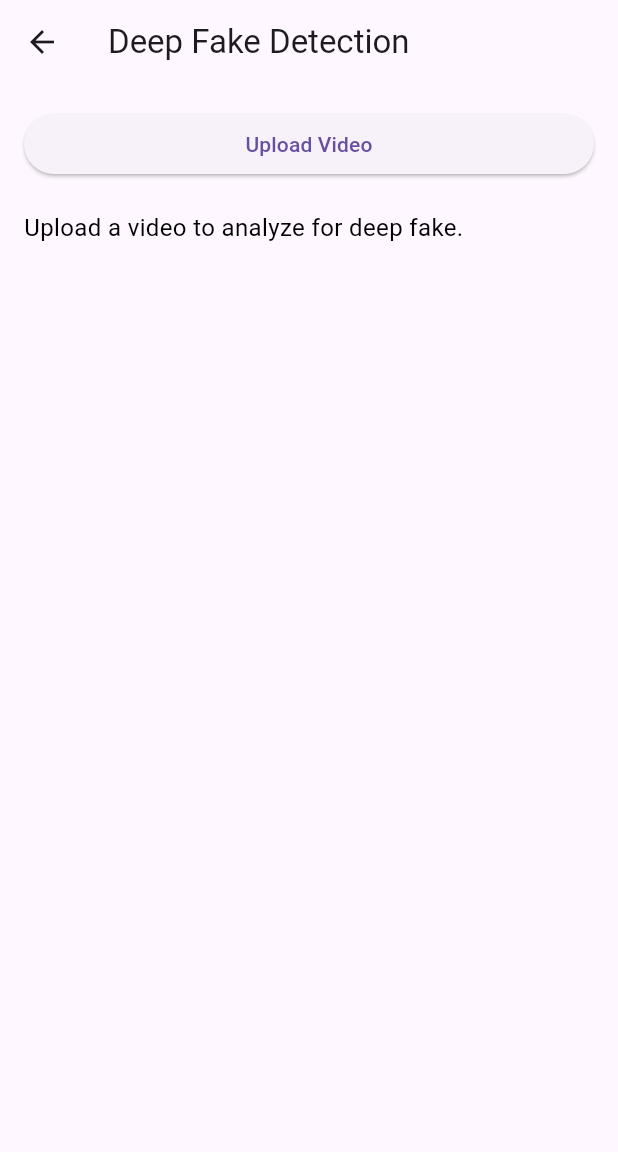
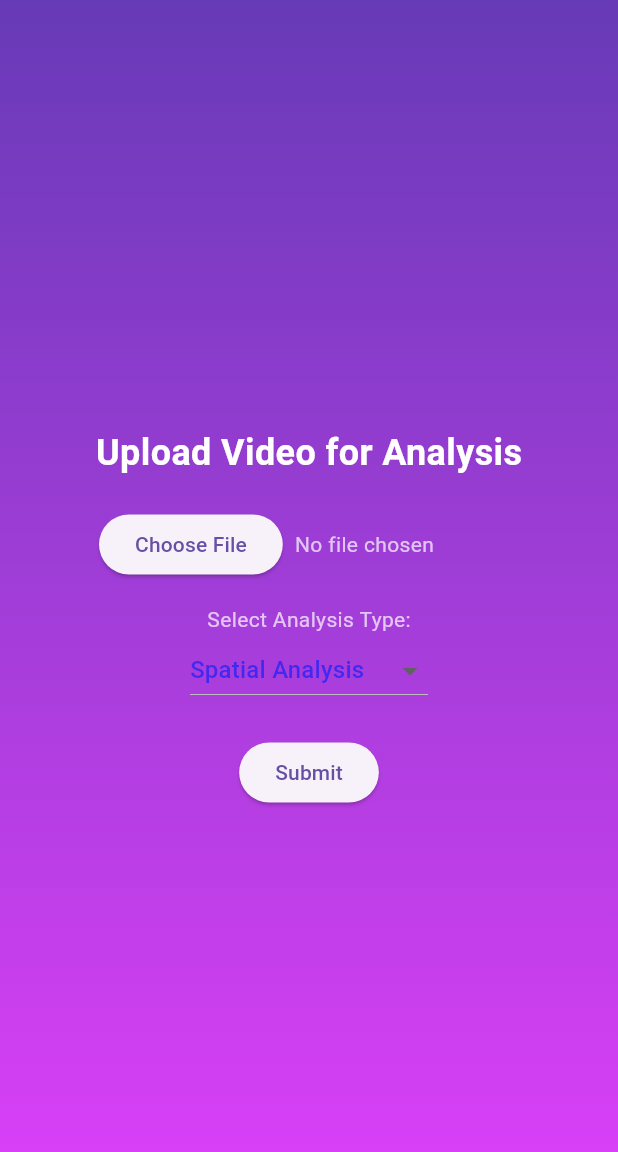
Before and after one commit to Rudreshwar-Singh/Deep_Fake_SIH, a Flutter app: the HomePage screen opened directly, on a phone screen of 412 x 824 dp. Shown: the top 1152 px of the screen. Run offline on Flutter 3.47's test engine with Material 3 defaults, Android fonts, the light colour scheme and no system bars; our stand-ins replace file_picker.

Commit message:
home_page

```diff
--- a/deep_fake/lib/screens/auth/login.dart
+++ b/deep_fake/lib/screens/auth/login.dart
@@ -44,6 +44,7 @@ class _Login_PageState extends State<Login_Page> {
     final double screenWidth = MediaQuery.of(context).size.width;
 
     return Scaffold(
+      backgroundColor: Color.fromARGB(255, 236, 157, 224),
       body: SafeArea(
         child: SingleChildScrollView(
           child: Padding(
--- a/deep_fake/lib/screens/home/home.dart
+++ b/deep_fake/lib/screens/home/home.dart
@@ -3,6 +3,81 @@ import 'package:file_picker/file_picker.dart';
 
 
 
+
+
+// class HomePage extends StatefulWidget {
+//   @override
+//   _HomePageState createState() => _HomePageState();
+// }
+
+// class _HomePageState extends State<HomePage> {
+//   String? _videoPath;
+//   String _analysisSummary = 'Upload a video to analyze for deep fake.';
+
+//   // Dummy function to simulate deep fake detection process
+//   Future<void> _analyzeVideo() async {
+//     setState(() {
+//       _analysisSummary = 'Analyzing video...';
+//     });
+
+//     // Simulate a delay for analysis
+//     await Future.delayed(Duration(seconds: 3));
+
+//     setState(() {
+//       _analysisSummary = '''
+//       Summary: The video has been analyzed.
+//       Inconsistencies Observed: None
+//       Technical Analysis: The video shows smooth facial movements with no artifacts.
+//       Probability Score: 5% chance of being a deep fake.
+//       ''';
+//     });
+//   }
+
+//   Future<void> _pickVideo() async {
+//     FilePickerResult? result = await FilePicker.platform.pickFiles(
+//       type: FileType.video,
+//     );
+
+//     if (result != null) {
+//       setState(() {
+//         _videoPath = result.files.single.path;
+//       });
+
+//       // Perform analysis
+//       _analyzeVideo();
+//     }
+//   }
+
+//   @override
+//   Widget build(BuildContext context) {
+//     return Scaffold(
+//       appBar: AppBar(
+//         title: Text('Deep Fake Detection'),
+//       ),
+//       body: Padding(
+//         padding: const EdgeInsets.all(16.0),
+//         child: Column(
+//           crossAxisAlignment: CrossAxisAlignment.stretch,
+//           children: [
+//             ElevatedButton(
+//               onPressed: _pickVideo,
+//               child: Text('Upload Video'),
+//             ),
+//             SizedBox(height: 20),
+//             Expanded(
+//               child: SingleChildScrollView(
+//                 child: Text(
+//                   _analysisSummary,
+//                   style: TextStyle(fontSize: 16, color: Colors.black),
+//                 ),
+//               ),
+//             ),
+//           ],
+//         ),
+//       ),
+//     );
+//   }
+// }
 
 
 class HomePage extends StatefulWidget {
@@ -11,68 +86,104 @@ class HomePage extends StatefulWidget {
 }
 
 class _HomePageState extends State<HomePage> {
-  String? _videoPath;
-  String _analysisSummary = 'Upload a video to analyze for deep fake.';
+  String _fileName = 'No file chosen';
+  String _analysisType = 'Spatial Analysis';
 
-  // Dummy function to simulate deep fake detection process
-  Future<void> _analyzeVideo() async {
-    setState(() {
-      _analysisSummary = 'Analyzing video...';
-    });
-
-    // Simulate a delay for analysis
-    await Future.delayed(Duration(seconds: 3));
-
-    setState(() {
-      _analysisSummary = '''
-      Summary: The video has been analyzed.
-      Inconsistencies Observed: None
-      Technical Analysis: The video shows smooth facial movements with no artifacts.
-      Probability Score: 5% chance of being a deep fake.
-      ''';
-    });
-  }
-
-  Future<void> _pickVideo() async {
-    FilePickerResult? result = await FilePicker.platform.pickFiles(
-      type: FileType.video,
-    );
+   Future<void> _chooseFile() async {
+    FilePickerResult? result = await FilePicker.platform.pickFiles();
 
     if (result != null) {
       setState(() {
-        _videoPath = result.files.single.path;
+        _fileName = result.files.single.name;
       });
+    } else {
+      // User canceled the picker
+      setState(() {
+        _fileName = 'No file chosen';
+      });
+    }
+  }
 
-      // Perform analysis
-      _analyzeVideo();
-    }
+  void _submit() {
+    // Implement submit logic here
+    print('File: $_fileName');
+    print('Analysis Type: $_analysisType');
   }
 
   @override
   Widget build(BuildContext context) {
      return Scaffold(
-      appBar: AppBar(
-        title: Text('Deep Fake Detection'),
+      body: Container(
+        decoration: BoxDecoration(
+          gradient: LinearGradient(
+            colors: [Colors.deepPurple, Colors.purpleAccent],
+            begin: Alignment.topCenter,
+            end: Alignment.bottomCenter,
           ),
-      body: Padding(
+        ),
+        child: Center(
+          child: Padding(
             padding: const EdgeInsets.all(16.0),
             child: Column(
-          crossAxisAlignment: CrossAxisAlignment.stretch,
+              mainAxisSize: MainAxisSize.min,
+              crossAxisAlignment: CrossAxisAlignment.center,
+              children: [
+                Text(
+                  'Upload Video for Analysis',
+                  style: TextStyle(
+                    fontSize: 24,
+                    fontWeight: FontWeight.bold,
+                    color: Colors.white,
+                  ),
+                ),
+                SizedBox(height: 20),
+                Padding(
+                  padding: const EdgeInsets.only(left: 50),
+                  child: Row(
                     children: [
                       ElevatedButton(
-              onPressed: _pickVideo,
-              child: Text('Upload Video'),
+                        onPressed: _chooseFile,
+                        child: Text('Choose File'),
+                      ),
+                    SizedBox(width: 8),
+                      Text(
+                    _fileName,
+                    style: TextStyle(color: Colors.white70),
+                  ),
+                    ],
+                  ),
+                ),
+                //
+
+                SizedBox(height: 16),
+                Text(
+                  'Select Analysis Type:',
+                  style: TextStyle(color: Colors.white70),
+                ),
+                DropdownButton<String>(
+                  value: _analysisType,
+                  dropdownColor: Color.fromARGB(255, 20, 182, 236),
+                  onChanged: (String? newValue) {
+                    setState(() {
+                      _analysisType = newValue!;
+                    });
+                  },
+                  items: <String>['Spatial Analysis', 'Temporal Analysis']
+                      .map<DropdownMenuItem<String>>((String value) {
+                    return DropdownMenuItem<String>(
+                      value: value,
+                      child: Text(value, style: TextStyle(color: Color.fromARGB(255, 67, 40, 239))),
+                    );
+                  }).toList(),
                 ),
                 SizedBox(height: 20),
-            Expanded(
-              child: SingleChildScrollView(
-                child: Text(
-                  _analysisSummary,
-                  style: TextStyle(fontSize: 16, color: Colors.black),
+                ElevatedButton(
+                  onPressed: _submit,
+                  child: Text('Submit'),
+                ),
+              ],
             ),
           ),
-            ),
-          ],
         ),
       ),
     );
```
Also changed, not shown: deep_fake/lib/screens/auth/signup.dart (+10 -9 lines). Lines whose indentation alone changed are shown as unchanged.
